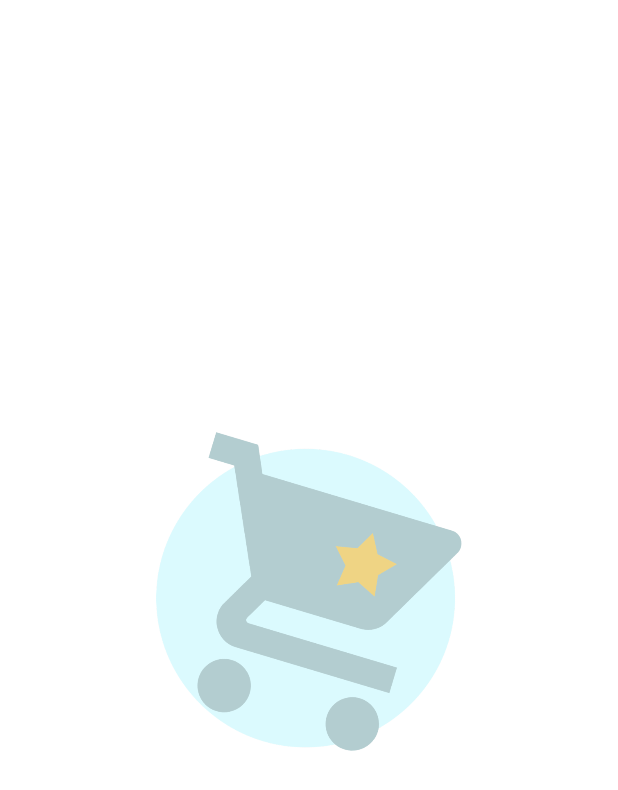
After one commit to HCTwist/full-cart, an Android app: the layout empty_view.xml on its own in the app's theme, with its tools: preview values and no code run, on a phone screen of 412 x 824 dp. The commit adds this screen. Shown: the top 790 px of the screen. Run offline under Robolectric (Android 15) with nearby library versions, the light colour scheme and no system bars.

Commit message:
Added a new layout for empty lists when in landscape

```diff
--- /dev/null
+++ b/app/src/main/res/layout-land/empty_view.xml
@@ -0,0 +1,23 @@
+<?xml version="1.0" encoding="utf-8"?>
+<LinearLayout xmlns:android="http://schemas.android.com/apk/res/android"
+    android:layout_width="match_parent"
+    android:layout_height="match_parent"
+    android:orientation="horizontal"
+    android:gravity="center">
+
+    <ImageView
+        android:id="@+id/empty_view_image"
+        android:layout_width="0dp"
+        android:layout_height="0dp"
+        android:visibility="gone" />
+
+    <TextView
+        android:id="@+id/empty_view_text"
+        android:layout_width="wrap_content"
+        android:layout_height="wrap_content"
+        android:gravity="center_horizontal"
+        android:paddingStart="@dimen/empty_padding"
+        android:paddingEnd="@dimen/empty_padding"
+        android:layout_marginStart="@dimen/margin" />
+
+</LinearLayout>
--- /dev/null
+++ b/app/src/main/res/layout/empty_view.xml
@@ -0,0 +1,25 @@
+<?xml version="1.0" encoding="utf-8"?>
+<LinearLayout xmlns:android="http://schemas.android.com/apk/res/android"
+    android:layout_width="match_parent"
+    android:layout_height="match_parent"
+    android:orientation="vertical"
+    android:gravity="center_vertical"
+    android:padding="@dimen/empty_padding">
+
+    <ImageView
+        android:id="@+id/empty_view_image"
+        android:layout_width="match_parent"
+        android:layout_height="wrap_content"
+        android:src="@drawable/premium"
+        android:adjustViewBounds="true"
+        android:padding="@dimen/empty_image_padding" />
+
+    <TextView
+        android:id="@+id/empty_view_text"
+        android:layout_width="wrap_content"
+        android:layout_height="wrap_content"
+        android:layout_marginTop="@dimen/margin"
+        android:layout_gravity="center_horizontal"
+        android:gravity="center_horizontal"/>
+
+</LinearLayout>
--- a/app/src/main/res/values/attrs.xml
+++ b/app/src/main/res/values/attrs.xml
@@ -6,4 +6,10 @@
         <attr name="textViewLayout" format="reference" />
     </declare-styleable>
 
+    <declare-styleable name="EmptyView">
+
+        <attr name="emptyText" format="string" />
+        <attr name="emptyImage" format="reference" />
+    </declare-styleable>
+
 </resources>
```
Also changed, not shown: app/src/main/java/com/twisthenry8gmail/fullcart/EmptyView.java (added, +35 -0 lines), app/src/main/res/layout/activity_categories.xml (+6 -23 lines), app/src/main/res/layout/fragment_pantry.xml (+6 -23 lines), app/src/main/res/layout/fragment_shopping.xml (+6 -22 lines), 1 other file.
